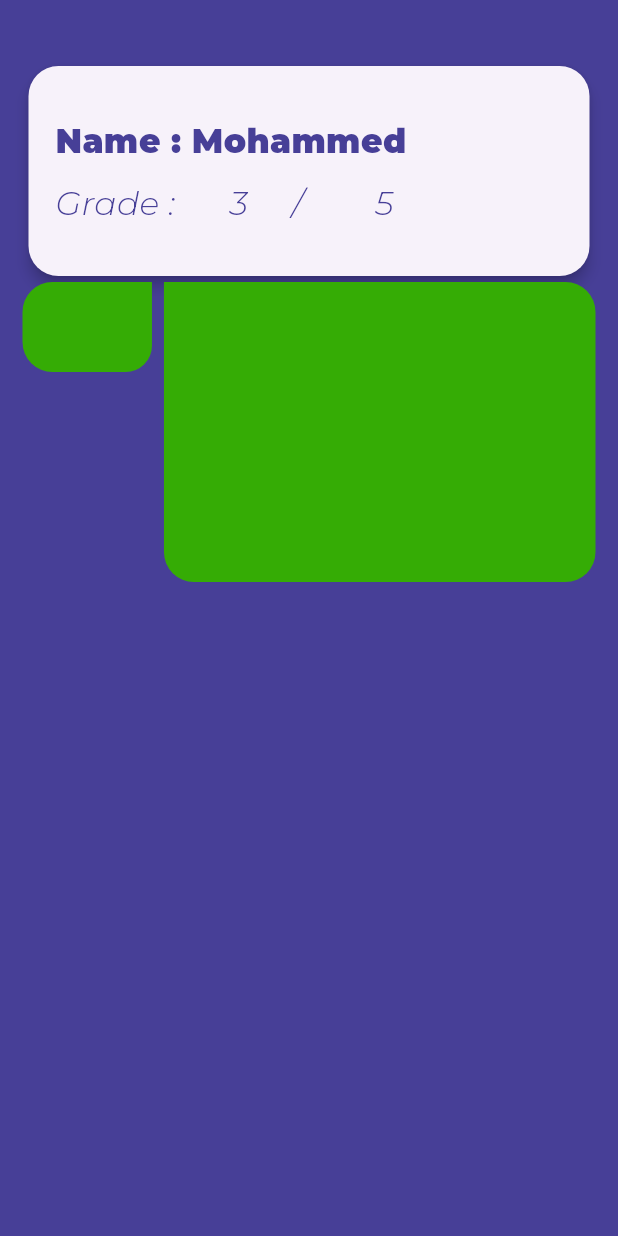
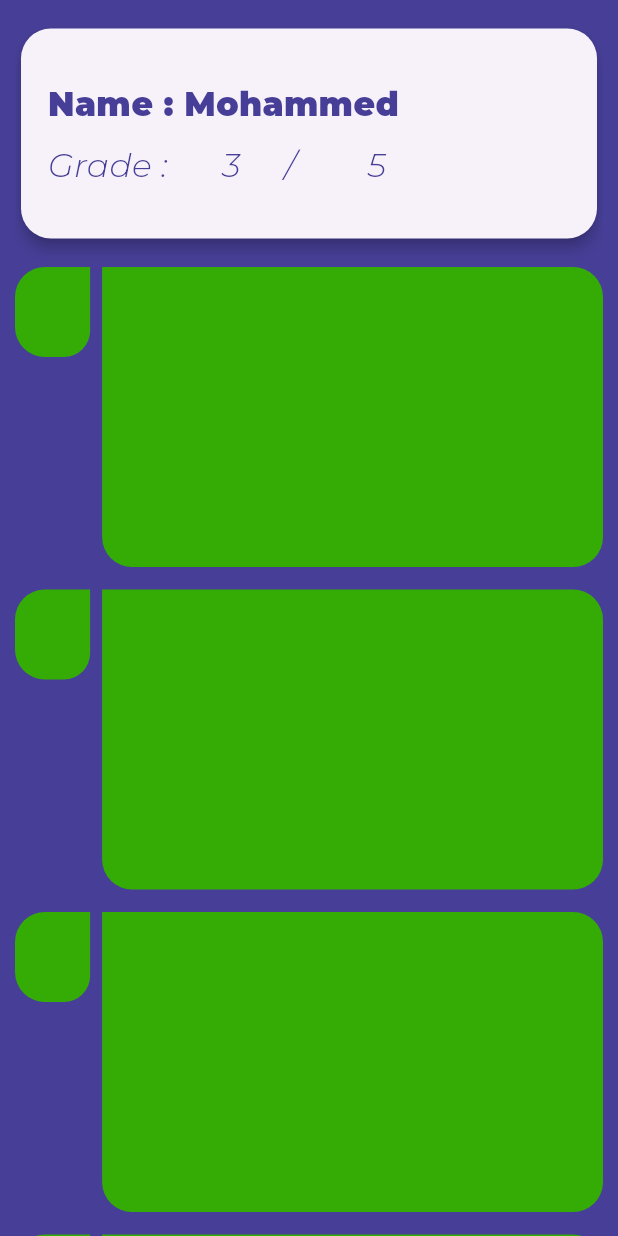
Before and after one commit to med-khelifi/Quiz-App, a Flutter app: the screen it shows after launch, on a phone screen of 412 x 824 dp. Run offline on Flutter 3.47's test engine with Material 3 defaults, Android fonts, the phone set to English and light mode, and no system bars; our stand-ins replace google_fonts, percent_indicator, smooth_page_indicator.

Commit message:
design answer screen parts

```diff
--- a/lib/screens/answer/answer_screen.dart
+++ b/lib/screens/answer/answer_screen.dart
@@ -1,6 +1,7 @@
 import 'package:flutter/material.dart';
 import 'package:google_fonts/google_fonts.dart';
 import 'package:quiz/core/resources/colors/colors_manager.dart';
+import 'package:quiz/screens/answer/widget/answers_list.dart';
 
 class AnswerScreen extends StatelessWidget {
   const AnswerScreen({super.key});
@@ -11,7 +12,8 @@ class AnswerScreen extends StatelessWidget {
       backgroundColor: ColorsManager.mainColor,
       body: SafeArea(
         child: Padding(
-          padding: const EdgeInsets.symmetric(vertical: 40, horizontal: 15),
+          padding: const EdgeInsets.only(left: 10,right: 10, top: 15),
+          child: SingleChildScrollView(
             child: Column(
               children: [
                 Card(
@@ -56,41 +58,10 @@ class AnswerScreen extends StatelessWidget {
                     ),
                   ),
                 ),
-              Row(
-                crossAxisAlignment: CrossAxisAlignment.start,
-                children: [
-                  Expanded(
-                    flex: 3,
-                    child: Container(
-                      height: 60,
-                      decoration: BoxDecoration(
-                        color: const Color(0xFF35AC05),
-                        borderRadius: BorderRadius.only(
-                          topLeft: Radius.circular(20),
-                          bottomRight: Radius.circular(17.5),
-                          bottomLeft: Radius.circular(20),
-                        ),
-                      ),
-                    ),
-                  ),
-                  SizedBox(width: 8),
-                  Expanded(
-                    flex: 10,
-                    child: Container(
-                      height: 200,
-                      decoration: BoxDecoration(
-                        color: const Color(0xFF35AC05),
-                        borderRadius: BorderRadius.only(
-                          topRight: Radius.circular(20),
-                          bottomRight: Radius.circular(20),
-                          bottomLeft: Radius.circular(20),
-                        ),
-                      ),
-                    ),
-                  ),
+                const SizedBox(height: 15,),
+                AnswersList(),
               ],
             ),
-            ],
           ),
         ),
       ),
--- /dev/null
+++ b/lib/screens/answer/widget/answer_list_item.dart
@@ -0,0 +1,43 @@
+import 'package:flutter/material.dart';
+
+class AnswerListItem extends StatelessWidget {
+  const AnswerListItem({super.key});
+
+  @override
+  Widget build(BuildContext context) {
+    return Row(
+      crossAxisAlignment: CrossAxisAlignment.start,
+      children: [
+        Expanded(
+          flex: 15,
+          child: Container(
+            height: 60,
+            decoration: BoxDecoration(
+              color: const Color(0xFF35AC05),
+              borderRadius: BorderRadius.only(
+                topLeft: Radius.circular(20),
+                bottomRight: Radius.circular(17.5),
+                bottomLeft: Radius.circular(20),
+              ),
+            ),
+          ),
+        ),
+        SizedBox(width: 8),
+        Expanded(
+          flex: 100,
+          child: Container(
+            height: 200,
+            decoration: BoxDecoration(
+              color: const Color(0xFF35AC05),
+              borderRadius: BorderRadius.only(
+                topRight: Radius.circular(20),
+                bottomRight: Radius.circular(20),
+                bottomLeft: Radius.circular(20),
+              ),
+            ),
+          ),
+        ),
+      ],
+    );
+  }
+}
--- /dev/null
+++ b/lib/screens/answer/widget/answers_list.dart
@@ -0,0 +1,17 @@
+import 'package:flutter/material.dart';
+import 'package:quiz/screens/answer/widget/answer_list_item.dart';
+
+class AnswersList extends StatelessWidget {
+  const AnswersList({super.key});
+
+  @override
+  Widget build(BuildContext context) {
+    return ListView.separated(
+      shrinkWrap: true,
+      physics: NeverScrollableScrollPhysics(),
+      itemBuilder: (context, index) => AnswerListItem(),
+      separatorBuilder: (context, index) => SizedBox(height: 15,),
+      itemCount: 6,
+    );
+  }
+}
```
Lines whose indentation alone changed are shown as unchanged.
